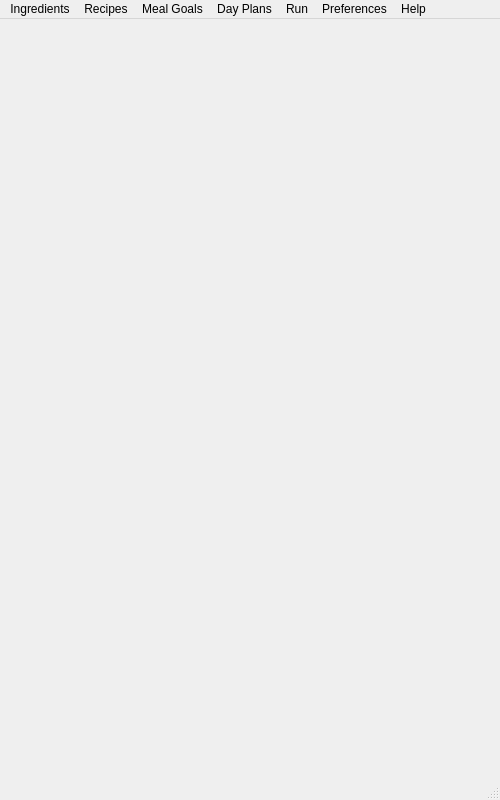
Old version of the form gui/mainwindow.ui in the repository JamesAIzzard/codiet.
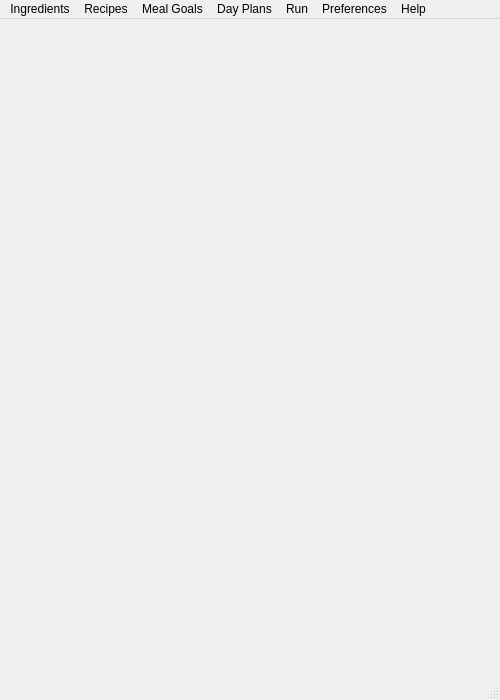
New version of the form. Icons and pictures are not drawn.

Commit message: Fixes ingredient editor layout.

```diff
--- a/gui/mainwindow.ui
+++ b/gui/mainwindow.ui
@@ -7,7 +7,7 @@
     <x>0</x>
     <y>0</y>
     <width>500</width>
-    <height>800</height>
+    <height>700</height>
    </rect>
   </property>
   <property name="sizePolicy">
@@ -19,7 +19,7 @@
   <property name="minimumSize">
    <size>
     <width>500</width>
-    <height>800</height>
+    <height>0</height>
    </size>
   </property>
   <property name="maximumSize">
@@ -39,19 +39,15 @@
    <bool>false</bool>
   </property>
   <widget class="QWidget" name="central_widget">
+   <layout class="QVBoxLayout" name="verticalLayout">
+    <item>
    <widget class="QStackedWidget" name="wg_page_stack">
-    <property name="geometry">
-     <rect>
-      <x>9</x>
-      <y>9</y>
-      <width>482</width>
-      <height>639</height>
-     </rect>
-    </property>
     <property name="currentIndex">
      <number>-1</number>
     </property>
    </widget>
+    </item>
+   </layout>
   </widget>
   <widget class="QMenuBar" name="menubar">
    <property name="geometry">
```
Lines whose indentation alone changed are shown as unchanged. The commit also changes 4 other files.
